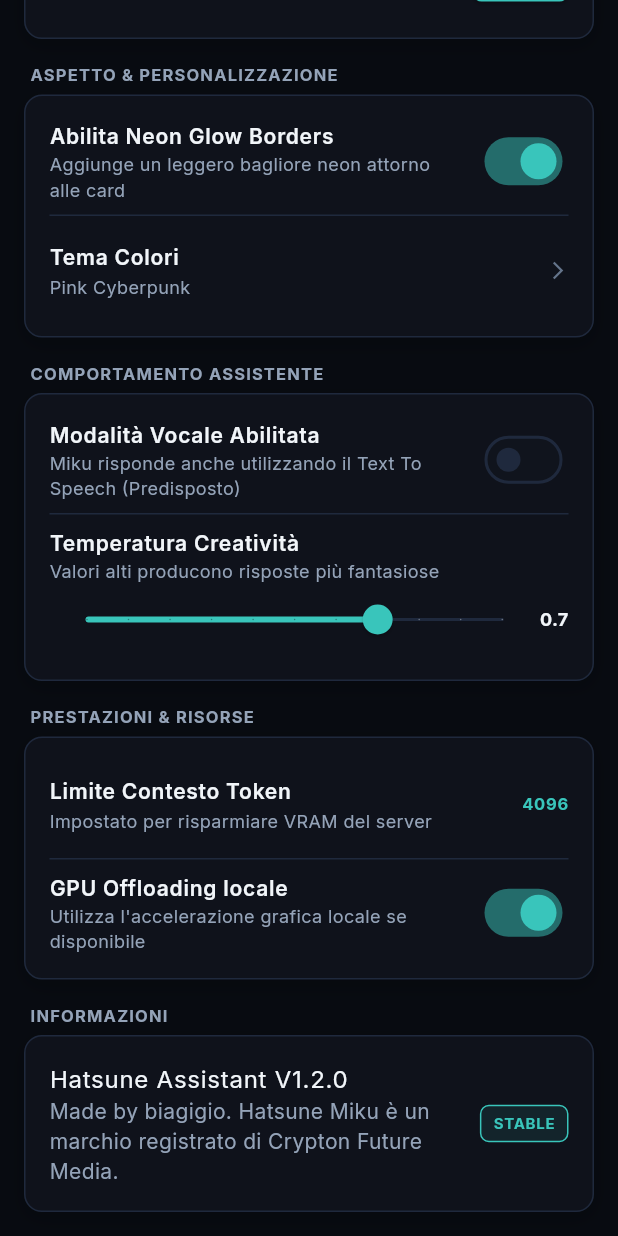
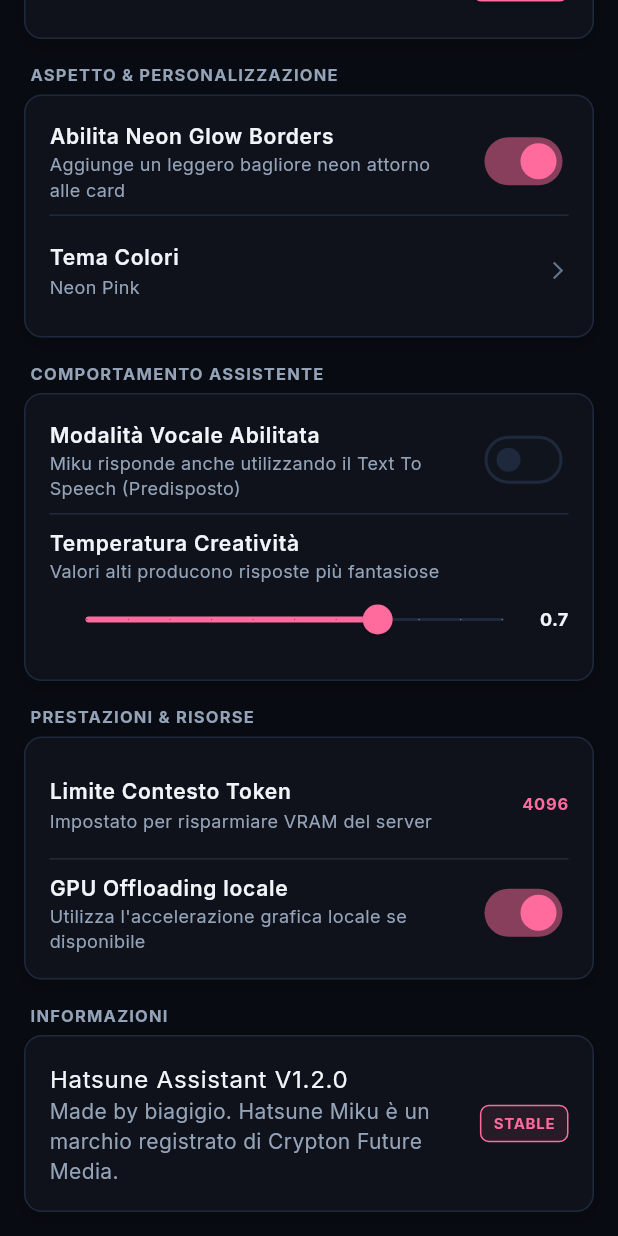
Before and after one commit to biagio-scaglia/hatsune-assistant, a Flutter app: the SettingsScreen screen opened directly with empty values, scrolled down 294 dp, after a tap on "Tema Colori", on a phone screen of 412 x 824 dp. Run offline on Flutter 3.47's test engine with Material 3 defaults, Android fonts, the phone set to English and light mode, and no system bars; our stand-ins replace audioplayers, google_fonts; missing offline and left inert: model_viewer_plus, record; network calls fail.

Commit message:
style: abilita e rifinisce la modalita Neon Pink ed easter egg in chat

```diff
--- a/app/flutter_app/lib/core/design_system/app_colors.dart
+++ b/app/flutter_app/lib/core/design_system/app_colors.dart
@@ -15,7 +15,7 @@
   // Accenti dinamici
   static Color get primary => currentTheme == "Neon Pink" ? const Color(0xFFFF6B9D) : const Color(0xFF39C5BB);
   static Color get primaryLight => currentTheme == "Neon Pink" ? const Color(0xFFFF8DAF) : const Color(0xFF5CE0D8);
-  static Color get secondary => currentTheme == "Neon Pink" ? const Color(0xFF39C5BB) : const Color(0xFFFF6B9D);
+  static Color get secondary => currentTheme == "Neon Pink" ? const Color(0xFFBD00FF) : const Color(0xFFFF6B9D);
   static const Color accentBlue = Color(0xFF007BFF); // Blu secondario per link/pulsanti
 
   // Bordi e Divisori
--- a/app/flutter_app/lib/features/settings/presentation/screens/settings_screen.dart
+++ b/app/flutter_app/lib/features/settings/presentation/screens/settings_screen.dart
@@ -211,7 +211,7 @@
                   trailing: const Icon(Icons.arrow_forward_ios, size: 14, color: AppColors.textMuted),
                   onTap: () {
                     final nextTheme = widget.state.colorTheme == "Cyan Cyberpunk"
-                        ? "Pink Cyberpunk"
+                        ? "Neon Pink"
                         : "Cyan Cyberpunk";
                     widget.state.setColorTheme(nextTheme);
                   },
```
Also changed, not shown: app/flutter_app/lib/core/state/assistant_state.dart (+40 -0 lines).
